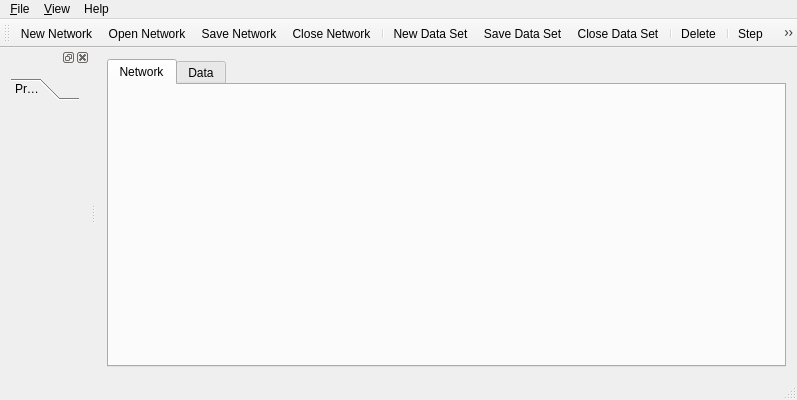
Qt form src/neurogui/mainwindow.ui (chalcolith/neurolab) before a commit.
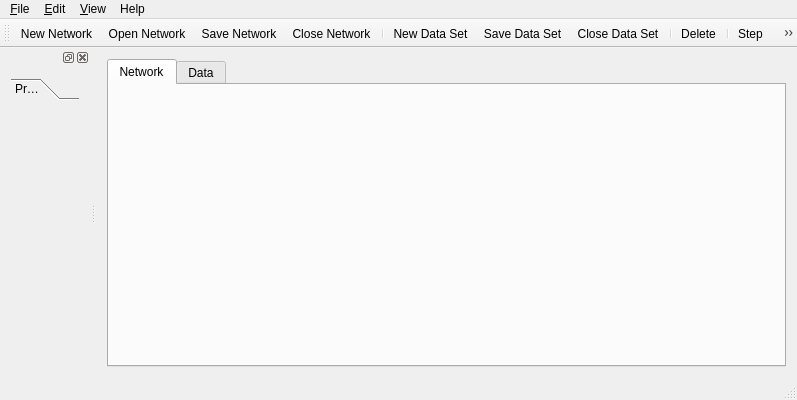
The same form after that commit.

What changed in the file:
```diff
--- a/src/neurogui/mainwindow.ui
+++ b/src/neurogui/mainwindow.ui
@@ -55,7 +55,7 @@
      <x>0</x>
      <y>0</y>
      <width>797</width>
-     <height>21</height>
+     <height>18</height>
     </rect>
    </property>
    <widget class="QMenu" name="menu_File">
@@ -86,7 +86,16 @@
     <addaction name="action_Manual"/>
     <addaction name="action_About_NeuroLab"/>
    </widget>
+   <widget class="QMenu" name="menu_Edit">
+    <property name="title">
+     <string>&amp;Edit</string>
+    </property>
+    <addaction name="action_Cut"/>
+    <addaction name="action_Copy"/>
+    <addaction name="action_Paste"/>
+   </widget>
    <addaction name="menu_File"/>
+   <addaction name="menu_Edit"/>
    <addaction name="menu_View"/>
    <addaction name="menuHelp"/>
   </widget>
```
Left out of the diff: 28 changed lines with no effect on the pictures.
